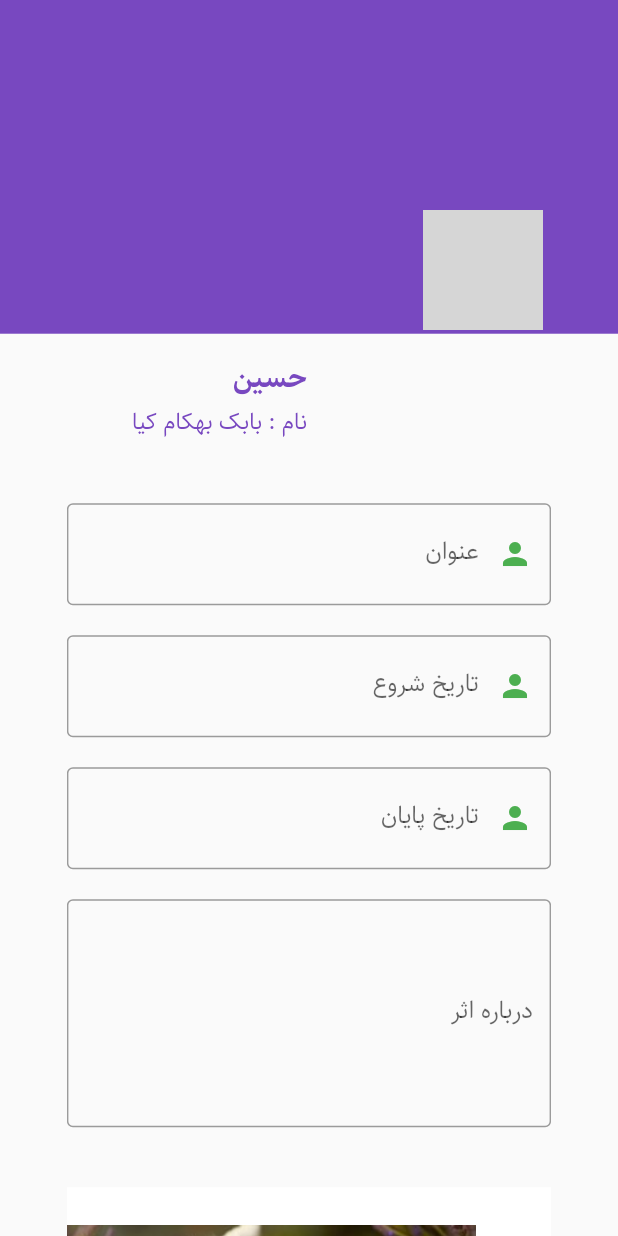
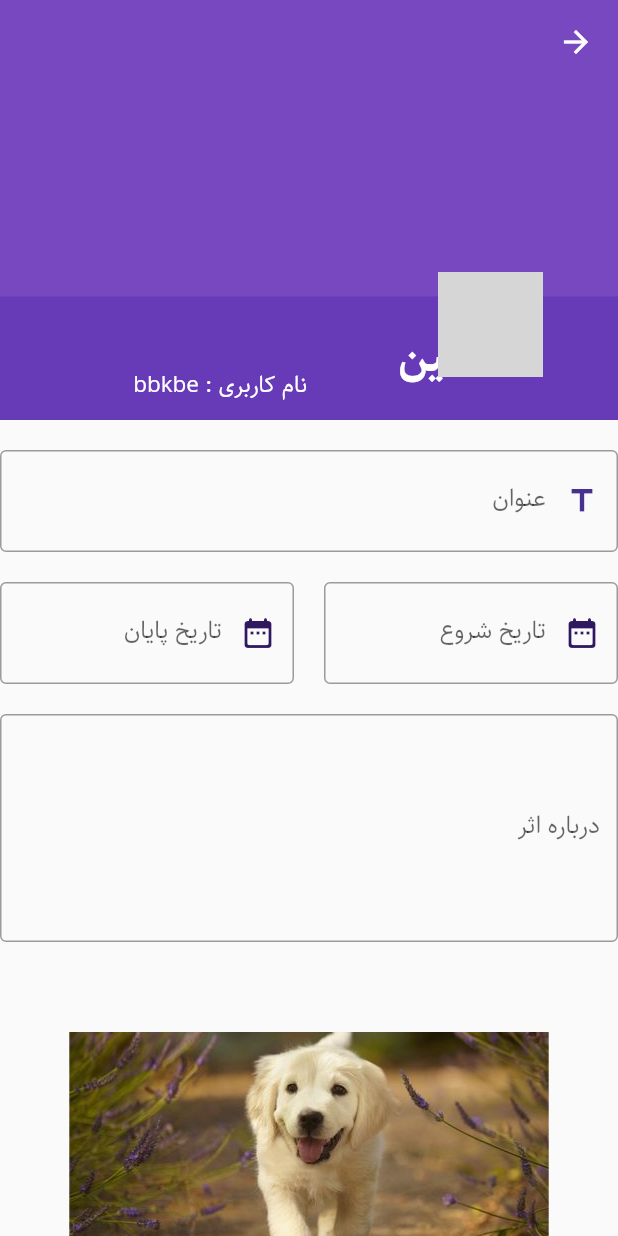
Before and after one commit to shnaseri/honar_gallary_application, a Flutter app: the screen it shows after launch, on a phone screen of 412 x 824 dp. Run offline on Flutter 3.47's test engine with Material 2 defaults, Android fonts, the phone set to English and light mode, and no system bars; drawn by our look-alikes of carousel_slider; our stand-ins replace cached_network_image, flutter_phoenix, nb_utils, persistent_bottom_nav_bar, responsive_framework; missing offline and left inert: animated_login; grey boxes are pictures that could not be loaded.

Commit message:
edit art piece

```diff
--- a/lib/UI/Edit_Create_art_piece/Edit_art_piece_page.dart
+++ b/lib/UI/Edit_Create_art_piece/Edit_art_piece_page.dart
@@ -3,11 +3,6 @@ import 'package:flutter/material.dart';
 // import 'package:honar_gallary/UI/Edit_Create_art_piece/image_card.dart';
 import 'package:nb_utils/nb_utils.dart';
 
-// import 'package:flutter_signature_pad/flutter_signature_pad.dart';
-// import 'package:image_form_field/image_form_field.dart';
-// import 'package:honar_gallary/UI/Art_piece/Art_piece_model.dart';
-
-import '../../const/color_const.dart';
 import 'Edit_page_list.dart';
 
 // import 'package:image_picker/image_picker.dart';
@@ -47,17 +42,30 @@ class _Edit_art_pieceState extends State<Edit_art_piece> {
   Widget build(BuildContext context) {
     double coverHeight = context.height() * 0.27;
     double profileHeight = context.height() * 0.2;
-    final top = coverHeight - profileHeight / 2;
+    final top = coverHeight - profileHeight / 4;
     final bottom = profileHeight / 2;
 
-
     return Scaffold(
-      body: ListView(
-        // padding: EdgeInsets.symmetric(vertical: context.height() * 0.025,
-        //                               horizontal: context.width() * 0.05),
+      body: CustomScrollView(
         physics: ClampingScrollPhysics(),
-        children: <Widget>[
-          Stack(
+        slivers: [
+          SliverAppBar(
+            pinned: true,
+            snap: true,
+            floating: true,
+            expandedHeight: 280,
+            flexibleSpace: FlexibleSpaceBar(
+              title: SizedBox(
+                width: context.width() * 0.4,
+                child: Text(
+                  'حسین',
+                  style: boldTextStyle(color: Colors.white, size: 19),
+                  overflow: TextOverflow.ellipsis,
+                  maxLines: 1,
+                ),
+              ),
+              centerTitle: false,
+              background: Stack(
                 clipBehavior: Clip.none,
                 alignment: Alignment.center,
                 children: [
@@ -80,38 +88,22 @@ class _Edit_art_pieceState extends State<Edit_art_piece> {
                           SizedBox(
                             width: context.width() * 0.4,
                             child: Row(
-                          children: [
-                            SizedBox(
-                              width: context.width() * 0.4,
-                              child: Text(
-                                'حسین',
-                                style:
-                                boldTextStyle(
-                                    color: ColorPallet.colorPalletPurpleRain,
-                                    size: 19),
-                                overflow: TextOverflow.ellipsis,
-                                maxLines: 1,
-                              ),
-                            )
-                          ],
+                              children: [],
                             ),
                           ),
                           Row(
                             children: [
                               Text(
-                            "نام : ",
+                                "نام کاربری : ",
                                 style: primaryTextStyle(
-                                color: ColorPallet.colorPalletPurpleRain,
-                                size: 15),
+                                    color: Colors.white, size: 15),
                               ),
                               SizedBox(
-                            width: context.width() * 0.23,
+                                width: context.width() * 0.12,
                                 child: Text(
-                              'بابک بهکام کیا',
-                              style:
-                              primaryTextStyle(
-                                  color: ColorPallet.colorPalletPurpleRain,
-                                  size: 15),
+                                  'bbkbe',
+                                  style: primaryTextStyle(
+                                      color: Colors.white, size: 15),
                                 ),
                               ),
                             ],
@@ -122,16 +114,17 @@ class _Edit_art_pieceState extends State<Edit_art_piece> {
                   ),
                 ],
               ),
-          Padding(
-            padding: EdgeInsets.symmetric(
-                vertical: context.height() * 0.008,
-                horizontal: context.width() * 0.05),
-            child: ProfileListItems(
+            ),
+          ),
+          SliverList(
+            delegate: SliverChildBuilderDelegate((_, int index) {
+              return ProfileListItems(
                 changeState: () {
                   print('1');
                   setState(() {});
                 },
-            ),
+              );
+            }, childCount: 1),
           ),
         ],
       ),
--- a/lib/UI/Edit_Create_art_piece/Edit_page_list.dart
+++ b/lib/UI/Edit_Create_art_piece/Edit_page_list.dart
@@ -86,7 +86,6 @@ class _ProfileListItemsState extends State<ProfileListItems> {
     return Container(
       height: context.height(),
       width: context.width(),
-      margin: const EdgeInsets.all(24),
       child: Form(
         key: _formKey,
         child: ListView(
@@ -94,6 +93,7 @@ class _ProfileListItemsState extends State<ProfileListItems> {
           physics: const NeverScrollableScrollPhysics(),
           controller: scrollController,
           children: [
+            20.height,
             titleTextField(),
             const SizedBox(
               height: 20,
@@ -106,25 +106,26 @@ class _ProfileListItemsState extends State<ProfileListItems> {
             // const SizedBox(
             //   height: 20,
             // ),
-            dobField('شروع'),
+            Row(
+              children: [
+                Expanded(child: dobField('شروع')),
                 const SizedBox(
-              height: 20,
+                  width: 20,
                 ),
-            dobField('پایان'),
+                Expanded(child: dobField('پایان')),
+              ],
+            ),
             const SizedBox(
               height: 20,
             ),
             aboutTextField(),
-            const SizedBox(
-              height: 20,
-            ),
+
             // _buildNameField(),
             // _buildDescriptionField(),
             Column(
-              children:[
+              children: [
                 Container(
-                  margin: const EdgeInsets.symmetric(vertical: 20.0),
-                  height: 300,
+                  height: 280,
                   child: ListView.builder(
                     scrollDirection: Axis.horizontal,
                     itemBuilder: (BuildContext context, int index) {
@@ -295,18 +296,18 @@ class _ProfileListItemsState extends State<ProfileListItems> {
         return null;
       },
       decoration: InputDecoration(
-        border: const OutlineInputBorder(
+        border: OutlineInputBorder(
             borderSide: BorderSide(
-              color: Colors.teal,
+          color: ColorPallet.colorPalletSambucus,
         )),
-        focusedBorder: const OutlineInputBorder(
+        focusedBorder: OutlineInputBorder(
             borderSide: BorderSide(
-              color: Colors.orange,
+          color: ColorPallet.colorPalletSambucus,
           width: 2,
         )),
-        prefixIcon: const Icon(
-          Icons.person,
-          color: Colors.green,
+        prefixIcon: Icon(
+          Icons.date_range_rounded,
+          color: ColorPallet.colorPalletNightFog,
         ),
 
         labelText: "تاریخ " + time,
@@ -324,19 +325,19 @@ class _ProfileListItemsState extends State<ProfileListItems> {
 
         return null;
       },
-      decoration: const InputDecoration(
+      decoration: InputDecoration(
         border: OutlineInputBorder(
             borderSide: BorderSide(
-              color: Colors.teal,
+          color: ColorPallet.colorPalletSambucus,
         )),
         focusedBorder: OutlineInputBorder(
             borderSide: BorderSide(
-              color: Colors.orange,
+          color: ColorPallet.colorPalletSambucus,
           width: 2,
         )),
         prefixIcon: Icon(
-          Icons.person,
-          color: Colors.green,
+          Icons.title,
+          color: ColorPallet.colorPalletBlueGam,
         ),
         labelText: "عنوان",
         // helperText: "It can't be empty",
@@ -354,16 +355,17 @@ class _ProfileListItemsState extends State<ProfileListItems> {
         return null;
       },
       maxLines: 4,
-      decoration: const InputDecoration(
+      decoration: InputDecoration(
         border: OutlineInputBorder(
             borderSide: BorderSide(
-              color: Colors.teal,
+          color: ColorPallet.colorPalletSambucus,
         )),
         focusedBorder: OutlineInputBorder(
             borderSide: BorderSide(
-              color: Colors.orange,
+          color: ColorPallet.colorPalletSambucus,
           width: 2,
         )),
+
         labelText: "درباره اثر",
         // helperText: "Write about yourself",
         // hintText: "I am Dev Stack",
@@ -381,10 +383,8 @@ Widget buildCoverImage(double coverHeight) => Container(
 Widget buildProfileImage(double profileHeight) {
   print('doroste');
   return CircleAvatar(
-    radius: 40,
-    backgroundColor: Colors.grey.shade800,
-    backgroundImage: const NetworkImage(
-      'https://hips.hearstapps.com/ghk.h-cdn.co/assets/17/30/2560x1280/landscape-1500925839-golden-retriever-puppy.jpg?resize=480:*'
-    ),
+    radius: 35,
+    backgroundColor: ColorPallet.colorPalletSambucus,
+    backgroundImage: const AssetImage("assets/images/sample1"),
   );
 }
--- a/lib/UI/Edit_Create_art_piece/image_list_view.dart
+++ b/lib/UI/Edit_Create_art_piece/image_list_view.dart
@@ -1,6 +1,7 @@
 // import 'package:cached_network_image/cached_network_image.dart';
 import 'package:carousel_slider/carousel_slider.dart';
 import 'package:flutter/material.dart';
+import 'package:honar_gallary/const/color_const.dart';
 import 'package:nb_utils/nb_utils.dart';
 
 // import 'package:flutter/material.dart';
@@ -28,30 +29,23 @@ class _ImageSliderState extends State<ImageSlider> {
 
   @override
   Widget build(BuildContext context) {
-    return ConstrainedBox(
-        constraints: BoxConstraints.tight(const Size(450.0, 200.0)),
-        child: Container(
-          height: context.height(),
+    return Container(
       width: context.width(),
-          decoration: const BoxDecoration(color: Colors.white),
-          child: Stack(children: [
-            Column(children: [
-              CarouselSlider(
+      child: CarouselSlider(
         items: imageSliders,
         carouselController: controller,
         options: CarouselOptions(
             autoPlay: false,
-                    enlargeCenterPage: true,
-                    aspectRatio: 2.0,
+            aspectRatio: 1,
+            enableInfiniteScroll: false,
+            disableCenter: false,
             onPageChanged: (index, reason) {
               // setState(() {
               // current = index;
               // });
             }),
       ),
-            ]),
-          ]),
-        ));
+    );
   }
 
   final List<Widget> imageSliders =
@@ -83,19 +77,12 @@ class _ImageSliderTileState extends State<ImageSliderTile> {
     // double heigt = context.height();
     // double width = context.width();
     return Container(
-      child: MouseRegion(
-        onHover: (value) {
+      child: GestureDetector(
+        onLongPress: () {
           setState(() {
             showIcon = true;
             _myOpacity = 0.5;
             print("1");
-          });
-        },
-        onExit: (value) {
-          setState(() {
-            showIcon = false;
-            _myOpacity = 1;
-            print("2");
           });
         },
         child: Container(
@@ -106,9 +93,7 @@ class _ImageSliderTileState extends State<ImageSliderTile> {
                 children: <Widget>[
                   if (!showIcon)
                     Container(
-                      decoration: const BoxDecoration(color: Colors.white),
                       alignment: Alignment.center,
-                      height: 240,
                       child: Image(
                         image: AssetImage(widget.image),
                       ),
@@ -125,9 +110,7 @@ class _ImageSliderTileState extends State<ImageSliderTile> {
                       opacity: _myOpacity,
                       duration: const Duration(milliseconds: 20000),
                       child: Container(
-                        decoration: const BoxDecoration(color: Colors.white),
                         alignment: Alignment.center,
-                        height: 240,
                         child: Image.asset(widget.image,
                             color: Colors.white.withOpacity(0.8),
                             colorBlendMode: BlendMode.modulate),
@@ -145,15 +128,42 @@ class _ImageSliderTileState extends State<ImageSliderTile> {
                   //   ),
                   // ),
                   if (showIcon)
-                    Align(
+                    Row(
+                      mainAxisAlignment: MainAxisAlignment.center,
+                      children: [
+                        Container(
+                            width: 80,
                             alignment: Alignment.center,
-                        child: GestureDetector(
-                            onTap: () => print("icon clicked"),
-                            child: const Image(
-                              image: AssetImage("assets/images/wrong1.png"),
-                              width: 50,
-                              height: 50,
-                            )))
+                            child: MaterialButton(
+                              color: ColorPallet.colorPalletBlueGam,
+                              child: Text(
+                                "حذف",
+                                style: TextStyle(color: Colors.white),
+                              ),
+                              shape: RoundedRectangleBorder(
+                                  borderRadius: new BorderRadius.circular(9)),
+                              onPressed: () {},
+                            )),
+                        10.width,
+                        Container(
+                            width: 60,
+                            alignment: Alignment.center,
+                            child: MaterialButton(
+                              color: ColorPallet.colorPalletDark.withAlpha(120),
+                              child: Text(
+                                "لغو",
+                                style: TextStyle(color: Colors.white),
+                              ),
+                              shape: RoundedRectangleBorder(
+                                  borderRadius: new BorderRadius.circular(9)),
+                              onPressed: () {
+                                setState(() {
+                                  showIcon = false;
+                                });
+                              },
+                            )),
+                      ],
+                    )
                 ],
               )),
         ),
--- a/lib/main.dart
+++ b/lib/main.dart
@@ -52,8 +52,9 @@ class MyApp extends StatelessWidget {
             highlightColor: Colors.black45,
             fontFamily: 'Sahel',
             iconTheme: const IconThemeData(color: Colors.white),
-            colorScheme: ColorScheme.fromSwatch(primarySwatch: Colors.pink)
-                .copyWith(secondary: Colors.black12)),
+            colorScheme:
+                ColorScheme.fromSwatch(primarySwatch: Colors.deepPurple)
+                    .copyWith(secondary: Colors.black12)),
         onGenerateRoute: router.generateRoute,
         initialRoute: AUTH_PAGE_PATH, // initial route to Splash screen
       ),
```
Lines whose indentation alone changed are shown as unchanged.
